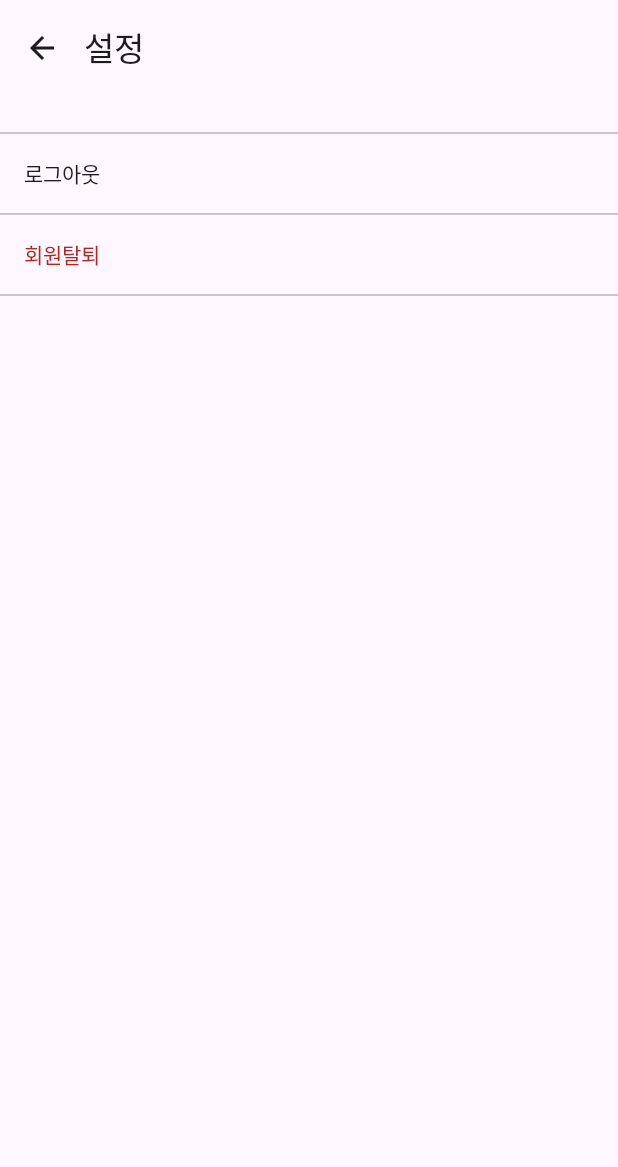
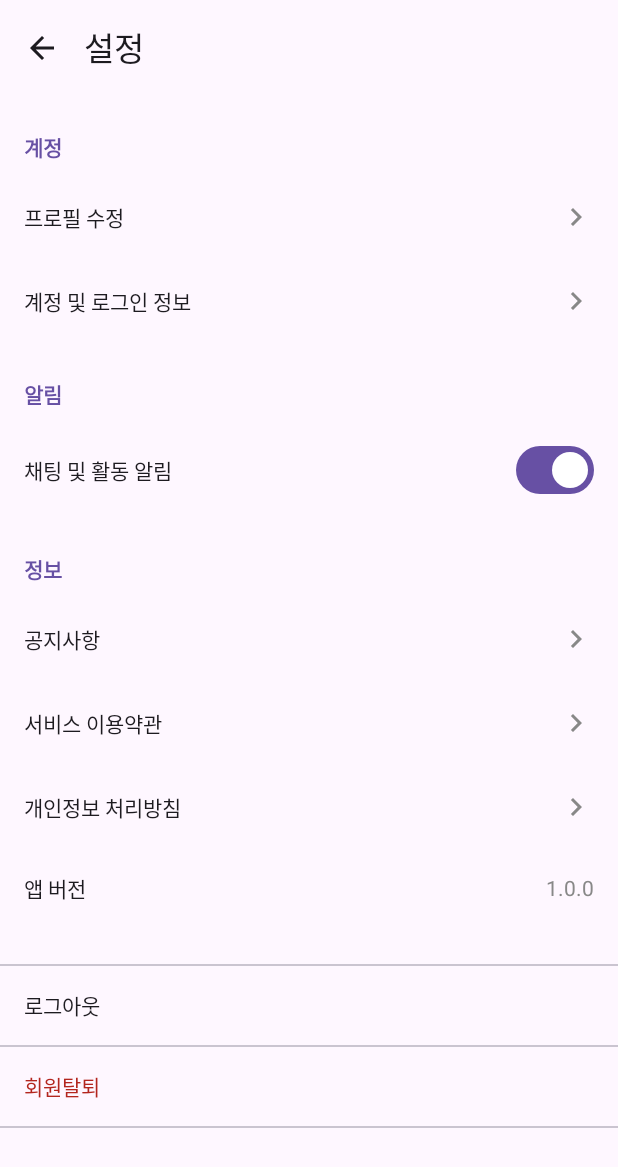
Before and after one commit to MyungSeokSong/raon-android, an Android app built with Jetpack Compose: the SettingsScreen screen opened through its navigation route, on a phone screen of 412 x 824 dp. Shown: the top 1167 px of the screen. Run offline under Robolectric (Android 15) with nearby library versions, the phone set to English and light mode, and no system bars; our stand-ins replace Dagger/Hilt's generated code; libraries missing offline, so code that uses them is left out: com.kakao.sdk; 3 statements that could not run were skipped.

Commit message:
프로필 UI, 설정 UI, 로그아웃 UI 추가

```diff
--- a/app/src/main/java/com/example/raon/core/di/NetworkModule.kt
+++ b/app/src/main/java/com/example/raon/core/di/NetworkModule.kt
@@ -18,7 +18,7 @@ import javax.inject.Singleton
 @InstallIn(SingletonComponent::class)
 object NetworkModule {
 
-    private const val BASE_URL = "http://192.168.20.229:4000/"
+    private const val BASE_URL = "http://192.168.20.131:4000/"
 
     // 1. CookieJar 제공자 추가
     @Provides
--- a/app/src/main/java/com/example/raon/features/bottom_navigation/e_profile/ui/SettingScreen.kt
+++ b/app/src/main/java/com/example/raon/features/bottom_navigation/e_profile/ui/SettingScreen.kt
@@ -1,7 +1,9 @@
 package com.example.raon.features.bottom_navigation.e_profile.ui
+
 
 import androidx.compose.foundation.clickable
 import androidx.compose.foundation.layout.Column
+import androidx.compose.foundation.layout.Row
 import androidx.compose.foundation.layout.fillMaxSize
 import androidx.compose.foundation.layout.fillMaxWidth
 import androidx.compose.foundation.layout.padding
@@ -9,6 +11,7 @@ import androidx.compose.foundation.lazy.LazyColumn
 import androidx.compose.foundation.shape.RoundedCornerShape
 import androidx.compose.material.icons.Icons
 import androidx.compose.material.icons.automirrored.filled.ArrowBack
+import androidx.compose.material.icons.filled.NavigateNext
 import androidx.compose.material3.AlertDialog
 import androidx.compose.material3.Button
 import androidx.compose.material3.ButtonDefaults
@@ -18,6 +21,7 @@ import androidx.compose.material3.Icon
 import androidx.compose.material3.IconButton
 import androidx.compose.material3.MaterialTheme
 import androidx.compose.material3.Scaffold
+import androidx.compose.material3.Switch
 import androidx.compose.material3.Text
 import androidx.compose.material3.TextButton
 import androidx.compose.material3.TopAppBar
@@ -26,6 +30,7 @@ import androidx.compose.runtime.getValue
 import androidx.compose.runtime.mutableStateOf
 import androidx.compose.runtime.remember
 import androidx.compose.runtime.setValue
+import androidx.compose.ui.Alignment
 import androidx.compose.ui.Modifier
 import androidx.compose.ui.graphics.Color
 import androidx.compose.ui.text.font.FontWeight
@@ -35,11 +40,12 @@ import androidx.navigation.NavController
 @OptIn(ExperimentalMaterial3Api::class)
 @Composable
 fun SettingsScreen(navController: NavController) {
+    // 알림 설정 On/Off 상태를 관리하기 위한 변수
     var isNotificationOn by remember { mutableStateOf(true) }
-    // ## 1. 로그아웃 팝업의 표시 여부를 관리하는 상태 변수 추가 ##
+    // 로그아웃 팝업의 표시 여부를 관리하는 상태 변수
     var showLogoutDialog by remember { mutableStateOf(false) }
 
-    // ## 2. showLogoutDialog가 true일 때 AlertDialog를 표시 ##
+    // showLogoutDialog가 true일 때 AlertDialog를 표시
     if (showLogoutDialog) {
         AlertDialog(
             onDismissRequest = { showLogoutDialog = false }, // 팝업 바깥이나 뒤로가기 클릭 시
@@ -57,9 +63,8 @@ fun SettingsScreen(navController: NavController) {
                         showLogoutDialog = false // 로직 실행 후 팝업 닫기
                     },
                     shape = RoundedCornerShape(12.dp),
-                    // 사진과 비슷한 주황색 버튼으로 스타일링
                     colors = ButtonDefaults.buttonColors(
-                        containerColor = Color(0xFFF97316),
+                        containerColor = Color(0xFFF97316), // 주황색 버튼
                         contentColor = Color.White
                     )
                 ) {
@@ -88,29 +93,49 @@ fun SettingsScreen(navController: NavController) {
             )
         }
     ) { paddingValues ->
+        // 설정 항목이 많아질 수 있으므로 LazyColumn을 사용
         LazyColumn(
             modifier = Modifier
                 .padding(paddingValues)
                 .fillMaxSize()
         ) {
-            // ... (다른 설정 메뉴들은 그대로)
+            // 계정 카테고리
             item { SettingsCategoryHeader("계정") }
-            item { SettingsMenuItem(title = "프로필 수정", onClick = { /*...*/ }) }
-            item { SettingsMenuItem(title = "계정 및 로그인 정보", onClick = { /*...*/ }) }
+            item {
+                SettingsMenuItem(title = "프로필 수정", onClick = { /* TODO: 프로필 수정 화면으로 이동 */ })
+            }
+            item {
+                SettingsMenuItem(title = "계정 및 로그인 정보", onClick = { /* TODO: 계정 정보 화면으로 이동 */ })
+            }
+
+            // 알림 카테고리
             item { SettingsCategoryHeader("알림") }
             item {
+                // 스위치를 포함한 메뉴 아이템
                 SettingsToggleItem(
                     title = "채팅 및 활동 알림",
                     checked = isNotificationOn,
                     onCheckedChange = { isNotificationOn = it }
                 )
             }
+
+            // 정보 카테고리
             item { SettingsCategoryHeader("정보") }
-            item { SettingsMenuItem(title = "공지사항", onClick = { /*...*/ }) }
-            item { SettingsMenuItem(title = "서비스 이용약관", onClick = { /*...*/ }) }
-            item { SettingsMenuItem(title = "개인정보 처리방침", onClick = { /*...*/ }) }
-            item { SettingsInfoItem(title = "앱 버전", value = "1.0.0") }
+            item {
+                SettingsMenuItem(title = "공지사항", onClick = { /* TODO: 공지사항 화면으로 이동 */ })
+            }
+            item {
+                SettingsMenuItem(title = "서비스 이용약관", onClick = { /* TODO: 웹뷰 또는 화면 이동 */ })
+            }
+            item {
+                SettingsMenuItem(title = "개인정보 처리방침", onClick = { /* TODO: 웹뷰 또는 화면 이동 */ })
+            }
+            item {
+                // 버전 정보처럼 클릭이 필요 없는 메뉴 아이템
+                SettingsInfoItem(title = "앱 버전", value = "1.0.0")
+            }
 
+            // 로그아웃 및 회원탈퇴
             item {
                 Column(modifier = Modifier.padding(top = 24.dp)) {
                     Divider()
@@ -118,17 +143,16 @@ fun SettingsScreen(navController: NavController) {
                         text = "로그아웃",
                         modifier = Modifier
                             .fillMaxWidth()
-                            // ## 3. '로그아웃' 텍스트 클릭 시 상태 변수를 true로 변경 ##
-                            .clickable { showLogoutDialog = true }
+                            .clickable { showLogoutDialog = true } // 클릭 시 팝업 상태를 true로 변경
                             .padding(16.dp)
                     )
                     Divider()
                     Text(
                         text = "회원탈퇴",
-                        color = MaterialTheme.colorScheme.error,
+                        color = MaterialTheme.colorScheme.error, // 위험한 작업임을 알리는 색상
                         modifier = Modifier
                             .fillMaxWidth()
-                            .clickable { /* TODO: 회원탈퇴 팝업 표시 */ }
+                            .clickable { /* TODO: 회원탈퇴 확인 팝업 표시 */ }
                             .padding(16.dp)
                     )
                     Divider()
@@ -138,14 +162,35 @@ fun SettingsScreen(navController: NavController) {
     }
 }
 
+// 재사용을 위한 컴포저블들
 
-// ... (아래 재사용 컴포저블들은 기존과 동일)
 @Composable
-private fun SettingsCategoryHeader(title: String) { /*...*/
+private fun SettingsCategoryHeader(title: String) {
+    Text(
+        text = title,
+        style = MaterialTheme.typography.titleSmall,
+        color = MaterialTheme.colorScheme.primary,
+        fontWeight = FontWeight.Bold,
+        modifier = Modifier.padding(start = 16.dp, end = 16.dp, top = 24.dp, bottom = 8.dp)
+    )
 }
 
 @Composable
-private fun SettingsMenuItem(title: String, onClick: () -> Unit) { /*...*/
+private fun SettingsMenuItem(title: String, onClick: () -> Unit) {
+    Row(
+        modifier = Modifier
+            .fillMaxWidth()
+            .clickable(onClick = onClick)
+            .padding(16.dp),
+        verticalAlignment = Alignment.CenterVertically
+    ) {
+        Text(text = title, modifier = Modifier.weight(1f))
+        Icon(
+            imageVector = Icons.Default.NavigateNext,
+            contentDescription = null,
+            tint = Color.Gray
+        )
+    }
 }
 
 @Composable
@@ -153,9 +198,27 @@ private fun SettingsToggleItem(
     title: String,
     checked: Boolean,
     onCheckedChange: (Boolean) -> Unit
-) { /*...*/
+) {
+    Row(
+        modifier = Modifier
+            .fillMaxWidth()
+            .padding(horizontal = 16.dp, vertical = 8.dp),
+        verticalAlignment = Alignment.CenterVertically
+    ) {
+        Text(text = title, modifier = Modifier.weight(1f))
+        Switch(checked = checked, onCheckedChange = onCheckedChange)
+    }
 }
 
 @Composable
-private fun SettingsInfoItem(title: String, value: String) { /*...*/
+private fun SettingsInfoItem(title: String, value: String) {
+    Row(
+        modifier = Modifier
+            .fillMaxWidth()
+            .padding(16.dp),
+        verticalAlignment = Alignment.CenterVertically
+    ) {
+        Text(text = title, modifier = Modifier.weight(1f))
+        Text(text = value, color = Color.Gray)
+    }
 }
```
